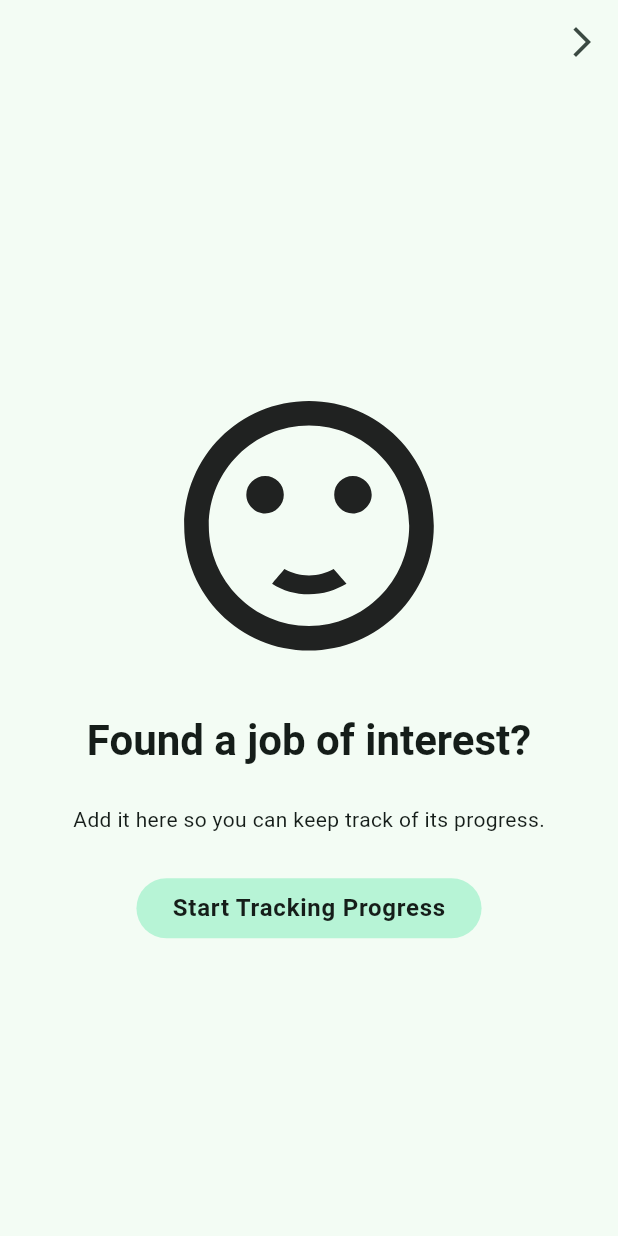
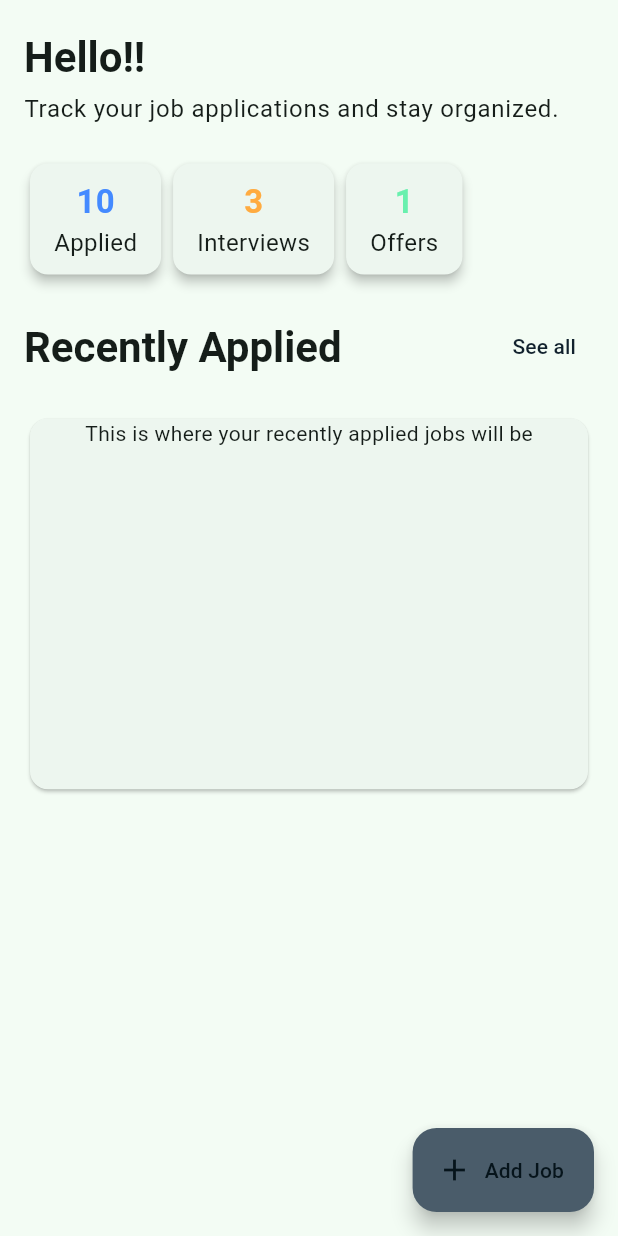
Before and after one commit to johnomeyo/grinder, a Flutter app: the screen it shows after launch, on a phone screen of 412 x 824 dp. Run offline on Flutter 3.47's test engine with Material 3 defaults, Android fonts, the light colour scheme and no system bars.

Commit message:
Created the homescreen and the applied jobs page

```diff
--- a/lib/homepage.dart
+++ b/lib/add_job_page.dart
@@ -1,8 +1,8 @@
 import 'package:flutter/material.dart';
-import 'package:grinder/applied_jobs_page.dart';
+import 'package:grinder/applied%20jobs/presentation/applied_jobs_page.dart';
 
-class HomePage extends StatelessWidget {
-  const HomePage({super.key});
+class AddJobPage extends StatelessWidget {
+  const AddJobPage({super.key});
 
   // Function to show the AlertDialog
   void _showAddJobDialog(BuildContext context) {
@@ -23,16 +23,6 @@ class HomePage extends StatelessWidget {
     final theme = Theme.of(context);
     // final size  = MediaQuery.of(context).size;
     return Scaffold(
-      appBar: AppBar(
-        actions: [
-          IconButton(
-              onPressed: () {
-                Navigator.push(context,
-                    MaterialPageRoute(builder: (context) => AppliedJobsPage()));
-              },
-              icon: Icon(Icons.arrow_forward_ios))
-        ],
-      ),
       body: Center(
         child: Column(
           mainAxisAlignment: MainAxisAlignment.center,
--- /dev/null
+++ b/lib/homepage/presentation/homescreen.dart
@@ -0,0 +1,38 @@
+import 'package:flutter/material.dart';
+import 'package:grinder/homepage/widgets/empty_section_card.dart';
+import 'package:grinder/homepage/widgets/recently_applied_section.dart';
+import 'package:grinder/homepage/widgets/statistics_widget.dart';
+import 'package:grinder/homepage/widgets/text_header.dart';
+import '../widgets/header_widget.dart';
+import '../widgets/add_job_button.dart';
+
+class Homescreen extends StatelessWidget {
+  const Homescreen({super.key});
+
+  @override
+  Widget build(BuildContext context) {
+    return Scaffold(
+      body: SafeArea(
+        child: LayoutBuilder(
+          builder: (context, constraints) {
+            return Padding(
+              padding: const EdgeInsets.symmetric(horizontal: 16, vertical: 20),
+              child: Column(
+                crossAxisAlignment: CrossAxisAlignment.start,
+                spacing: 20,
+                children: [
+                  const HeaderWidget(),
+                  StatisticsWidget(),
+                  TextHeader(text: "Recently Applied"),
+                  // RecentlyAppliedSection(),
+                  EmptySectionCard(),
+                ],
+              ),
+            );
+          },
+        ),
+      ),
+      floatingActionButton: const AddJobButton(),
+    );
+  }
+}
--- /dev/null
+++ b/lib/homepage/widgets/add_job_button.dart
@@ -0,0 +1,18 @@
+import 'package:flutter/material.dart';
+import 'package:grinder/add_job_page.dart';
+
+class AddJobButton extends StatelessWidget {
+  const AddJobButton({super.key});
+
+  @override
+  Widget build(BuildContext context) {
+    return FloatingActionButton.extended(
+      onPressed: () {
+        Navigator.push(
+            context, MaterialPageRoute(builder: (context) => AddJobPage()));
+      },
+      icon: Icon(Icons.add),
+      label: Text("Add Job"),
+    );
+  }
+}
--- /dev/null
+++ b/lib/homepage/widgets/empty_section_card.dart
@@ -0,0 +1,19 @@
+import 'package:flutter/material.dart';
+
+class EmptySectionCard extends StatelessWidget {
+  const EmptySectionCard({super.key});
+
+  @override
+  Widget build(BuildContext context) {
+    final size = MediaQuery.of(context).size;
+    return Card(
+      child: SizedBox(
+        height: size.height * 0.3,
+        width: double.infinity,
+        child: Column(
+          children: [Text("This is where your recently applied jobs will be")],
+        ),
+      ),
+    );
+  }
+}
--- /dev/null
+++ b/lib/homepage/widgets/header_widget.dart
@@ -0,0 +1,25 @@
+import 'package:flutter/material.dart';
+
+class HeaderWidget extends StatelessWidget {
+  const HeaderWidget({super.key});
+
+  @override
+  Widget build(BuildContext context) {
+    return Column(
+      crossAxisAlignment: CrossAxisAlignment.start,
+      children: [
+        Text(
+          "Hello!!",
+          style: Theme.of(context).textTheme.headlineMedium?.copyWith(
+                fontWeight: FontWeight.bold,
+              ),
+        ),
+        const SizedBox(height: 5),
+        Text(
+          "Track your job applications and stay organized.",
+          style: Theme.of(context).textTheme.bodyLarge,
+        ),
+      ],
+    );
+  }
+}
--- /dev/null
+++ b/lib/homepage/widgets/job_list_widget.dart
@@ -0,0 +1,25 @@
+import 'package:flutter/material.dart';
+
+class JobListWidget extends StatelessWidget {
+  const JobListWidget({super.key});
+
+  @override
+  Widget build(BuildContext context) {
+    List<String> jobs = ["Software Engineer", "Data Analyst", "UI/UX Designer"];
+
+    return jobs.isEmpty
+        ? Center(child: Text("No jobs added yet. Start tracking now!"))
+        : ListView.separated(
+            itemCount: jobs.length,
+            separatorBuilder: (_, __) => const Divider(),
+            itemBuilder: (context, index) {
+              return ListTile(
+                title: Text(jobs[index], style: TextStyle(fontWeight: FontWeight.bold)),
+                subtitle: Text("Company ABC - Remote"),
+                trailing: Icon(Icons.arrow_forward_ios),
+                onTap: () {},
+              );
+            },
+          );
+  }
+}
--- /dev/null
+++ b/lib/homepage/widgets/statistics_widget.dart
@@ -0,0 +1,36 @@
+import 'package:flutter/material.dart';
+
+class StatisticsWidget extends StatelessWidget {
+  const StatisticsWidget({super.key});
+
+  @override
+  Widget build(BuildContext context) {
+    return SingleChildScrollView(
+      scrollDirection: Axis.horizontal,
+      child: Row(
+        mainAxisAlignment: MainAxisAlignment.spaceBetween,
+        children: [
+          _buildStatCard("Applied", "10", Colors.blueAccent),
+          _buildStatCard("Interviews", "3", Colors.orangeAccent),
+          _buildStatCard("Offers", "1", Colors.greenAccent),
+        ],
+      ),
+    );
+  }
+
+  Widget _buildStatCard(String title, String count, Color color) {
+    return Card(
+      elevation: 3,
+      shape: RoundedRectangleBorder(borderRadius: BorderRadius.circular(12)),
+      child: Padding(
+        padding: const EdgeInsets.symmetric(horizontal: 16, vertical: 10),
+        child: Column(
+          children: [
+            Text(count, style: TextStyle(fontSize: 22, fontWeight: FontWeight.bold, color: color)),
+            Text(title, style: TextStyle(fontSize: 16)),
+          ],
+        ),
+      ),
+    );
+  }
+}
--- /dev/null
+++ b/lib/homepage/widgets/text_header.dart
@@ -0,0 +1,25 @@
+import 'package:flutter/material.dart';
+import 'package:grinder/applied%20jobs/presentation/applied_jobs_page.dart';
+
+class TextHeader extends StatelessWidget {
+  const TextHeader({super.key, required this.text});
+  final String text;
+
+  @override
+  Widget build(BuildContext context) {
+    final theme = Theme.of(context);
+    return Row(
+      mainAxisAlignment: MainAxisAlignment.spaceBetween,
+      children: [
+        Text(
+          text,
+          style: theme.textTheme.headlineMedium
+              ?.copyWith(fontWeight: FontWeight.bold),
+        ),
+        TextButton(onPressed: () {
+          Navigator.push(context, MaterialPageRoute(builder: (context)=> AppliedJobsPage()));
+        }, child: Text("See all"))
+      ],
+    );
+  }
+}
--- a/lib/main.dart
+++ b/lib/main.dart
@@ -1,5 +1,6 @@
 import 'package:flutter/material.dart';
-import 'package:grinder/homepage.dart';
+// import 'package:grinder/homepage.dart';
+import 'package:grinder/homepage/presentation/homescreen.dart';
 import 'theme.dart'; // Import the theme file
 
 void main() {
@@ -17,7 +18,7 @@ class MyApp extends StatelessWidget {
     return MaterialApp(
      theme: brightness == Brightness.dark ? theme.dark() : theme.light(), // Set dark theme
       themeMode: ThemeMode.system, // Automatically switch based on the system theme
-      home: HomePage(),
+      home: Homescreen(),
     );
   }
 }
```
Also changed, not shown: lib/applied jobs/presentation/applied_jobs_page.dart (renamed from lib/applied_jobs_page.dart, +10 -5 lines), lib/applied jobs/widgets/job_card.dart (added, +120 -0 lines), lib/homepage/widgets/recently_applied_section.dart (added, +39 -0 lines).
